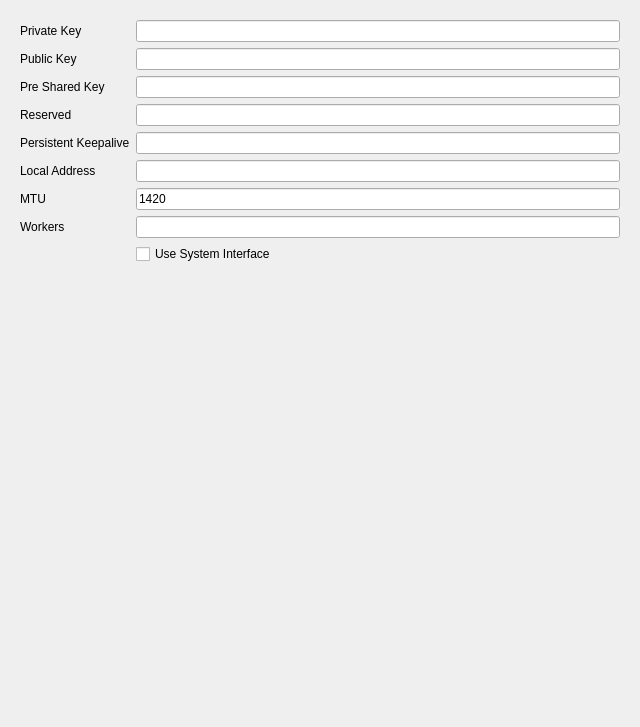
Above: include/ui/profile/edit_wireguard.ui from shengmo0210/Throne before the change. Below: the same form after it.
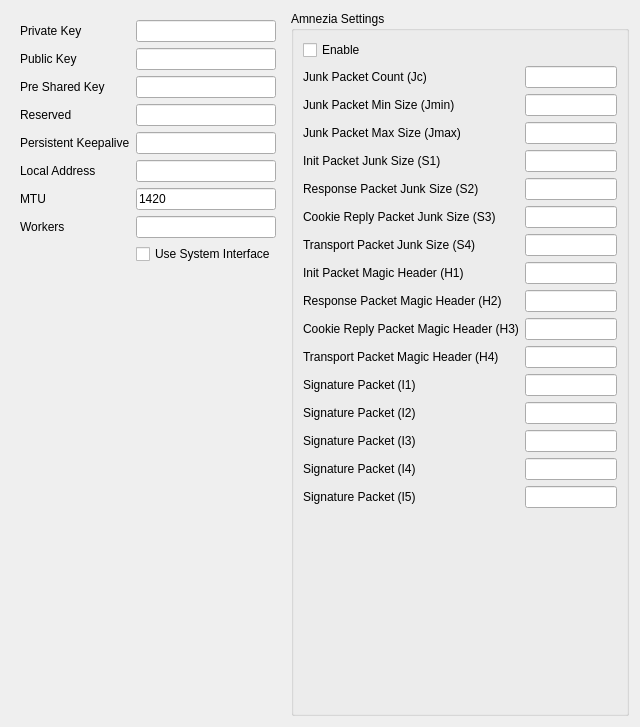
That is the form after the change.

What changed in the file:
```diff
--- a/include/ui/profile/edit_wireguard.ui
+++ b/include/ui/profile/edit_wireguard.ui
@@ -120,6 +120,182 @@
      </layout>
     </widget>
    </item>
+   <item>
+    <widget class="QGroupBox" name="amnezia_group">
+     <property name="title">
+      <string>Amnezia Settings</string>
+     </property>
+     <layout class="QFormLayout" name="amnezia_layout">
+      <item row="0" column="0">
+       <widget class="QCheckBox" name="enable_amnezia">
+        <property name="text">
+         <string>Enable</string>
+        </property>
+       </widget>
+      </item>
+      <item row="1" column="0">
+       <widget class="QLabel" name="jc_l">
+        <property name="text">
+         <string>Junk Packet Count (Jc)</string>
+        </property>
+       </widget>
+      </item>
+      <item row="1" column="1">
+       <widget class="QLineEdit" name="jc"/>
+      </item>
+      <item row="2" column="0">
+       <widget class="QLabel" name="jmin_l">
+        <property name="text">
+         <string>Junk Packet Min Size (Jmin)</string>
+        </property>
+       </widget>
+      </item>
+      <item row="2" column="1">
+       <widget class="QLineEdit" name="jmin"/>
+      </item>
+      <item row="3" column="0">
+       <widget class="QLabel" name="jmax_l">
+        <property name="text">
+         <string>Junk Packet Max Size (Jmax)</string>
+        </property>
+       </widget>
+      </item>
+      <item row="3" column="1">
+       <widget class="QLineEdit" name="jmax"/>
+      </item>
+      <item row="4" column="0">
+       <widget class="QLabel" name="s1_l">
+        <property name="text">
+         <string>Init Packet Junk Size (S1)</string>
+        </property>
+       </widget>
+      </item>
+      <item row="4" column="1">
+       <widget class="QLineEdit" name="s1"/>
+      </item>
+      <item row="5" column="0">
+       <widget class="QLabel" name="s2_l">
+        <property name="text">
+         <string>Response Packet Junk Size (S2)</string>
+        </property>
+       </widget>
+      </item>
+      <item row="5" column="1">
+       <widget class="QLineEdit" name="s2"/>
+      </item>
+      <item row="6" column="0">
+       <widget class="QLabel" name="s3_l">
+        <property name="text">
+         <string>Cookie Reply Packet Junk Size (S3)</string>
+        </property>
+       </widget>
+      </item>
+      <item row="6" column="1">
+       <widget class="QLineEdit" name="s3"/>
+      </item>
+      <item row="7" column="0">
+       <widget class="QLabel" name="s4_l">
+        <property name="text">
+         <string>Transport Packet Junk Size (S4)</string>
+        </property>
+       </widget>
+      </item>
+      <item row="7" column="1">
+       <widget class="QLineEdit" name="s4"/>
+      </item>
+      <item row="8" column="0">
+       <widget class="QLabel" name="h1_l">
+        <property name="text">
+         <string>Init Packet Magic Header (H1)</string>
+        </property>
+       </widget>
+      </item>
+      <item row="8" column="1">
+       <widget class="QLineEdit" name="h1"/>
+      </item>
+      <item row="9" column="0">
+       <widget class="QLabel" name="h2_l">
+        <property name="text">
+         <string>Response Packet Magic Header (H2)</string>
+        </property>
+       </widget>
+      </item>
+      <item row="9" column="1">
+       <widget class="QLineEdit" name="h2"/>
+      </item>
+      <item row="10" column="0">
+       <widget class="QLabel" name="h3_l">
+        <property name="text">
+         <string>Cookie Reply Packet Magic Header (H3)</string>
+        </property>
+       </widget>
+      </item>
+      <item row="10" column="1">
+       <widget class="QLineEdit" name="h3"/>
+      </item>
+      <item row="11" column="0">
+       <widget class="QLabel" name="h4_l">
+        <property name="text">
+         <string>Transport Packet Magic Header (H4)</string>
+        </property>
+       </widget>
+      </item>
+      <item row="11" column="1">
+       <widget class="QLineEdit" name="h4"/>
+      </item>
+      <item row="12" column="0">
+       <widget class="QLabel" name="i1_l">
+        <property name="text">
+         <string>Signature Packet (I1)</string>
+        </property>
+       </widget>
+      </item>
+      <item row="12" column="1">
+       <widget class="QLineEdit" name="i1"/>
+      </item>
+      <item row="13" column="0">
+       <widget class="QLabel" name="i2_l">
+        <property name="text">
+         <string>Signature Packet (I2)</string>
+        </property>
+       </widget>
+      </item>
+      <item row="13" column="1">
+       <widget class="QLineEdit" name="i2"/>
+      </item>
+      <item row="14" column="0">
+       <widget class="QLabel" name="i3_l">
+        <property name="text">
+         <string>Signature Packet (I3)</string>
+        </property>
+       </widget>
+      </item>
+      <item row="14" column="1">
+       <widget class="QLineEdit" name="i3"/>
+      </item>
+      <item row="15" column="0">
+       <widget class="QLabel" name="i4_l">
+        <property name="text">
+         <string>Signature Packet (I4)</string>
+        </property>
+       </widget>
+      </item>
+      <item row="15" column="1">
+       <widget class="QLineEdit" name="i4"/>
+      </item>
+      <item row="16" column="0">
+       <widget class="QLabel" name="i5_l">
+        <property name="text">
+         <string>Signature Packet (I5)</string>
+        </property>
+       </widget>
+      </item>
+      <item row="16" column="1">
+       <widget class="QLineEdit" name="i5"/>
+      </item>
+     </layout>
+    </widget>
+   </item>
   </layout>
  </widget>
  <resources/>
```
